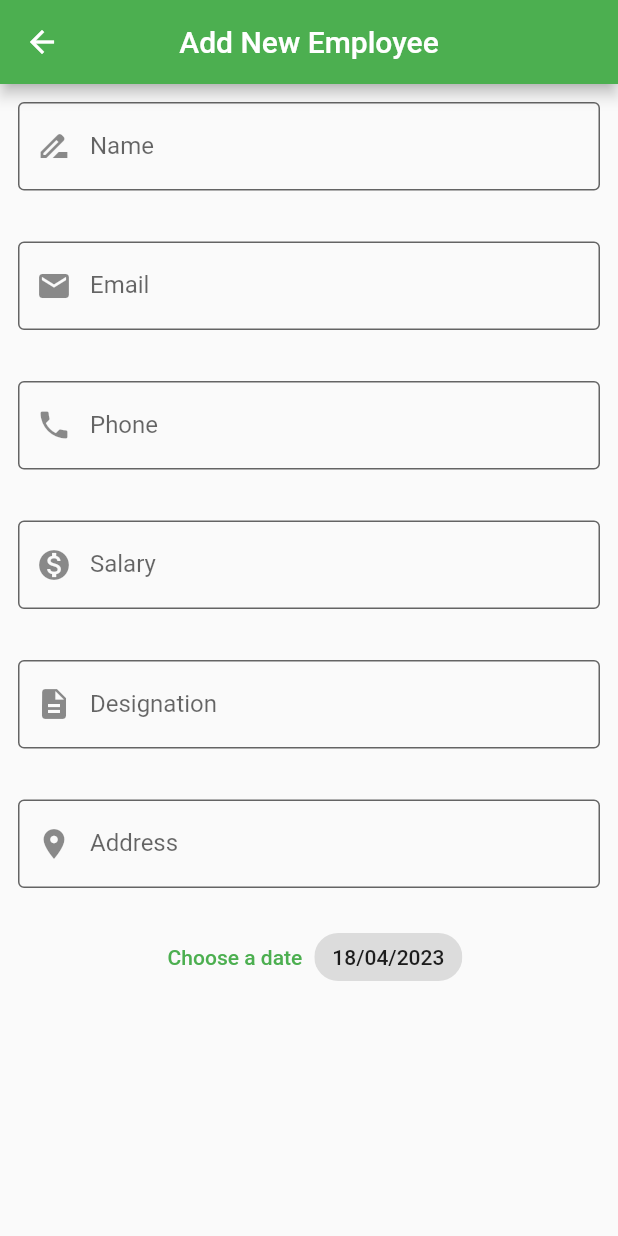
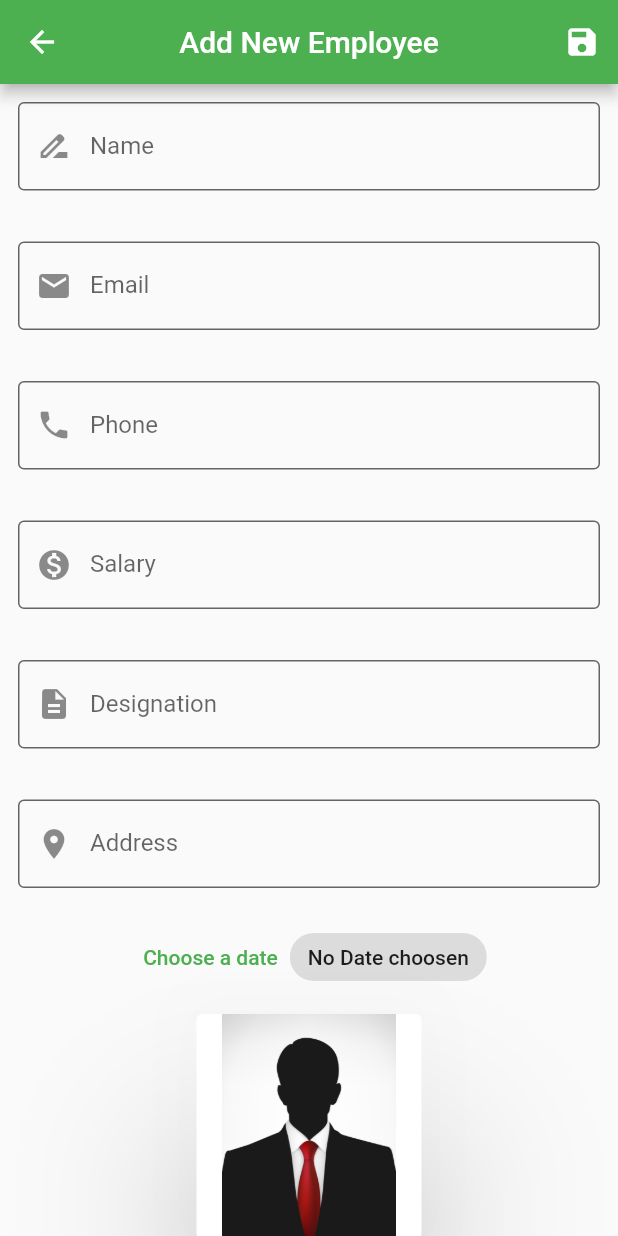
Before and after one commit to EmonSarkarr/Employee-Management-System, a Flutter app: the screen it shows after launch, after a tap on the "add" icon, on a phone screen of 412 x 824 dp. Run offline on Flutter 3.47's test engine with Material 2 defaults, Android fonts, the phone set to English and light mode, and no system bars.

Commit message:
add employee page setup

```diff
--- /dev/null
+++ b/lib/helper_function/snakbar.dart
@@ -0,0 +1,6 @@
+import 'package:flutter/cupertino.dart';
+import 'package:flutter/material.dart';
+
+showSnackbar(BuildContext context, String msg) {
+  ScaffoldMessenger.of(context).showSnackBar(SnackBar(content: Text(msg)));
+}
--- a/lib/main.dart
+++ b/lib/main.dart
@@ -1,4 +1,5 @@
 import 'package:employee_management_system/screens/add_employee_page.dart';
+import 'package:employee_management_system/screens/employee_details_page.dart';
 import 'package:employee_management_system/screens/employee_page.dart';
 import 'package:employee_management_system/screens/splash_screens.dart';
 import 'package:flutter/material.dart';
@@ -22,6 +23,7 @@ class MyApp extends StatelessWidget {
       routes: {
         EmployeePage.nameRouting : (context) => EmployeePage(),
         AddEmployeePage.nameRouting : (context) => AddEmployeePage(),
+        EmployeeDetailsPage.nameRouting : (context) => EmployeeDetailsPage(),
 
       },
     );
--- a/lib/models/employee_model.dart
+++ b/lib/models/employee_model.dart
@@ -1,11 +1,11 @@
-class EmployeeModel {
+ class EmployeeModel {
   String? empId;
   String name;
   String email;
-  String phoneNumber;
-  String dob;
+  int phoneNumber;
+  String? dob;
   double salary;
-  String image;
+  String? image;
   String address;
   String designation;
 
@@ -14,14 +14,28 @@ class EmployeeModel {
       required this.name,
       required this.email,
       required this.phoneNumber,
-      required this.dob,
+      this.dob,
       required this.salary,
-      required this.image,
+      this.image,
       required this.address,
       required this.designation});
 
-  @override
-  String toString() {
-    return 'EmployeeModel{empId: $empId, name: $name, email: $email, phoneNumber: $phoneNumber, dob: $dob, salary: $salary, image: $image, address: $address, designation: $designation}';
-  }
+
 }
+
+ final  List<EmployeeModel> empList = [
+   EmployeeModel(
+       name: "EMON",
+       email: "emongmail.com",
+       phoneNumber: 01723315828,
+       salary: 1000,
+       address: "Nillphamari",
+       designation: "Developer"),
+   EmployeeModel(
+       name: "MON",
+       email: 'mongmail.com',
+       phoneNumber: 01716048324,
+       salary: 5000,
+       address: "Nillphamari",
+       designation: "CEO")
+ ];
--- a/lib/screens/add_employee_page.dart
+++ b/lib/screens/add_employee_page.dart
@@ -1,4 +1,7 @@
+import 'package:employee_management_system/models/employee_model.dart';
 import 'package:flutter/material.dart';
+import 'package:intl/intl.dart';
+import 'package:employee_management_system/helper_function/snakbar.dart';
 
 class AddEmployeePage extends StatefulWidget {
   static const nameRouting = "/addEmployeePage";
@@ -16,9 +19,8 @@ class _AddEmployeePageState extends State<AddEmployeePage> {
   final salaryController = TextEditingController();
   final addressController = TextEditingController();
   final designationController = TextEditingController();
-
-
-
+  String? dob;
+  String? image;
 
   @override
   void dispose() {
@@ -34,7 +36,12 @@ class _AddEmployeePageState extends State<AddEmployeePage> {
   @override
   Widget build(BuildContext context) {
     return Scaffold(
-      appBar: AppBar(title: const Text("Add New Employee"), centerTitle: true),
+      appBar: AppBar(
+          title: const Text("Add New Employee"),
+          centerTitle: true,
+          actions: [
+            IconButton(onPressed: _saveEmployee, icon: const Icon(Icons.save)),
+          ]),
       body: ListView(
         children: [
           Padding(
@@ -55,7 +62,6 @@ class _AddEmployeePageState extends State<AddEmployeePage> {
           const SizedBox(
             height: 10,
           ),
-
           Padding(
             padding: const EdgeInsets.all(12.0),
             child: TextField(
@@ -71,7 +77,9 @@ class _AddEmployeePageState extends State<AddEmployeePage> {
                   labelText: "Email"),
             ),
           ),
-          const SizedBox(height: 10,),
+          const SizedBox(
+            height: 10,
+          ),
           Padding(
             padding: const EdgeInsets.all(12.0),
             child: TextField(
@@ -87,8 +95,9 @@ class _AddEmployeePageState extends State<AddEmployeePage> {
                   labelText: "Phone"),
             ),
           ),
-          const SizedBox(height: 10,),
-
+          const SizedBox(
+            height: 10,
+          ),
           Padding(
             padding: const EdgeInsets.all(12.0),
             child: TextField(
@@ -104,7 +113,9 @@ class _AddEmployeePageState extends State<AddEmployeePage> {
                   labelText: "Salary"),
             ),
           ),
-          const SizedBox(height: 10,),
+          const SizedBox(
+            height: 10,
+          ),
           Padding(
             padding: const EdgeInsets.all(12.0),
             child: TextField(
@@ -120,7 +131,9 @@ class _AddEmployeePageState extends State<AddEmployeePage> {
                   labelText: "Designation"),
             ),
           ),
-          const SizedBox(height: 10,),
+          const SizedBox(
+            height: 10,
+          ),
           Padding(
             padding: const EdgeInsets.all(12.0),
             child: TextField(
@@ -136,30 +149,108 @@ class _AddEmployeePageState extends State<AddEmployeePage> {
                   labelText: "Address"),
             ),
           ),
-          const SizedBox(height: 10,),
-
+          const SizedBox(
+            height: 10,
+          ),
           Row(
             mainAxisSize: MainAxisSize.min,
             mainAxisAlignment: MainAxisAlignment.center,
             children: [
-              TextButton(onPressed: (){},
-                  child: const Text("Choose a date") ),
-              Chip(label: Text("18/04/2023"))
+              TextButton(
+                  onPressed: selectDate, child: const Text("Choose a date")),
+              Chip(label: Text(dob == null ? "No Date choosen" : dob!))
             ],
           ),
-
-          const SizedBox(height: 10,),
+          const SizedBox(
+            height: 10,
+          ),
+          Column(
+            mainAxisSize: MainAxisSize.min,
+            children: [
+              Card(
+                elevation: 50,
+                child: Image.asset(
+                  "images/person.jpg",
+                  height: 150,
+                  width: 150,
+                ),
+              ),
               Row(
                 mainAxisSize: MainAxisSize.min,
                 mainAxisAlignment: MainAxisAlignment.center,
                 children: [
-
+                  TextButton.icon(
+                    onPressed: () {},
+                    label: const Text("Choose from camera"),
+                    icon: const Icon(Icons.camera),
+                  ),
+                  TextButton.icon(
+                    onPressed: () {},
+                    label: const Text("Choose from gallery"),
+                    icon: const Icon(Icons.browse_gallery),
+                  )
+                ],
+              )
             ],
           ),
-
-
+          Padding(
+            padding: const EdgeInsets.all(30.0),
+            child: ElevatedButton(onPressed: () {}, child: Text("SAVE")),
+          ),
         ],
       ),
     );
   }
+
+  void selectDate() async {
+    DateTime? selectedDate = await showDatePicker(
+        context: context,
+        initialDate: DateTime.now(),
+        firstDate: DateTime(1971),
+        lastDate: DateTime.now());
+    if (selectedDate != null) {
+      setState(() {
+        dob = DateFormat("DD/MM/YYYY").format(selectedDate);
+      });
     }
+  }
+
+  void _saveEmployee() {
+    if (nameController.text.isEmpty) {
+      showSnackbar(context, "Please fill up your name");
+      return;
+    }
+    ;
+    if (emailController.text.isEmpty) {
+      showSnackbar(context, "please provide a Email");
+    }
+    ;
+    if (phoneNumberController.text.isEmpty) {
+      showSnackbar(context, "please provide a PhoneNumer");
+    }
+    ;
+    if (salaryController.text.isEmpty) {
+      showSnackbar(context, "please provide salary");
+    }
+    ;
+    if (designationController.text.isEmpty) {
+      showSnackbar(context, "please provide salary");
+    }
+    ;
+    if (addressController.text.isEmpty) {
+      showSnackbar(context, "please provide a address");
+    }
+    ;
+
+    final employeeModel = EmployeeModel(
+        name: nameController.text,
+        email: emailController.text,
+        phoneNumber: int.parse(phoneNumberController.text),
+        salary: double.parse(salaryController.text),
+        address: addressController.text,
+        designation: designationController.text);
+
+    empList.add(employeeModel);
+    Navigator.pop(context);
+  }
+}
--- a/lib/screens/employee_page.dart
+++ b/lib/screens/employee_page.dart
@@ -1,4 +1,6 @@
+import 'package:employee_management_system/models/employee_model.dart';
 import 'package:employee_management_system/screens/add_employee_page.dart';
+import 'package:employee_management_system/screens/employee_details_page.dart';
 import 'package:flutter/material.dart';
 
 class EmployeePage extends StatefulWidget {
@@ -21,12 +23,25 @@ class _EmployeePageState extends State<EmployeePage> {
             },
             child: const Icon(Icons.add),
           ),
-          body: Column(
-            mainAxisAlignment: MainAxisAlignment.center,
-            crossAxisAlignment: CrossAxisAlignment.center,
-            children: [],
+          body: ListView.builder(
+              itemCount: empList.length,
+              itemBuilder: (context,index){
+                final emp = empList[index];
+                return Padding(
+                  padding: const EdgeInsets.all(8.0),
+                  child: ListTile(
+                    title: Text(emp.name),
+                    subtitle: Text("emp.email"),
+                    trailing: Text("$index"),
+                    onTap: (){
+                      Navigator.pushNamed(context, EmployeeDetailsPage.nameRouting,arguments: emp);
 
-          ),
+                    },
+                    leading: IconButton(onPressed: (){},icon: const Icon(Icons.person)),
+                    tileColor: index.isEven?Colors.orange:Colors.redAccent,
+                  ),
+                );
+              }),
         ));
 
   }
```
Also changed, not shown: lib/screens/employee_details_page.dart (added, +35 -0 lines), pubspec.yaml (+6 -2 lines), images/person.jpg (added), pubspec.lock. Lines whose indentation alone changed are shown as unchanged.
